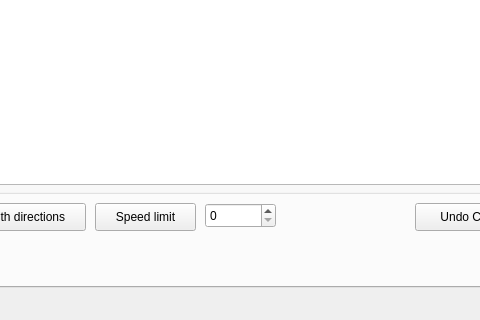
Above: osm_routing_editor_dialog_base.ui from tuskjant/OSMEditorForRouting before the change; both pictures show x 467 to 947 and y 173 to 493 of the 1055 by 493 pixel window. Below: the same form after it.
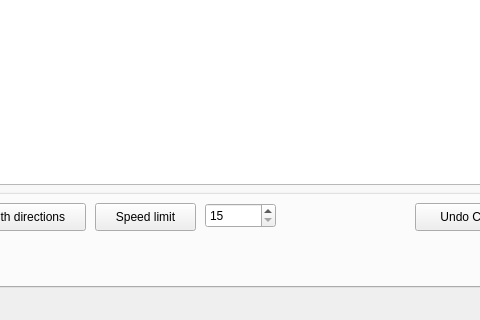
That is the form after the change. Custom widgets are drawn as their Qt base class.

What changed in the file:
```diff
--- a/osm_routing_editor_dialog_base.ui
+++ b/osm_routing_editor_dialog_base.ui
@@ -186,8 +186,11 @@
        <height>25</height>
       </rect>
      </property>
+     <property name="minimum">
+      <number>15</number>
+     </property>
      <property name="maximum">
-      <number>140</number>
+      <number>139</number>
      </property>
      <property name="singleStep">
       <number>10</number>
```
Left out of the diff: 2 changed lines with no effect on the pictures.
